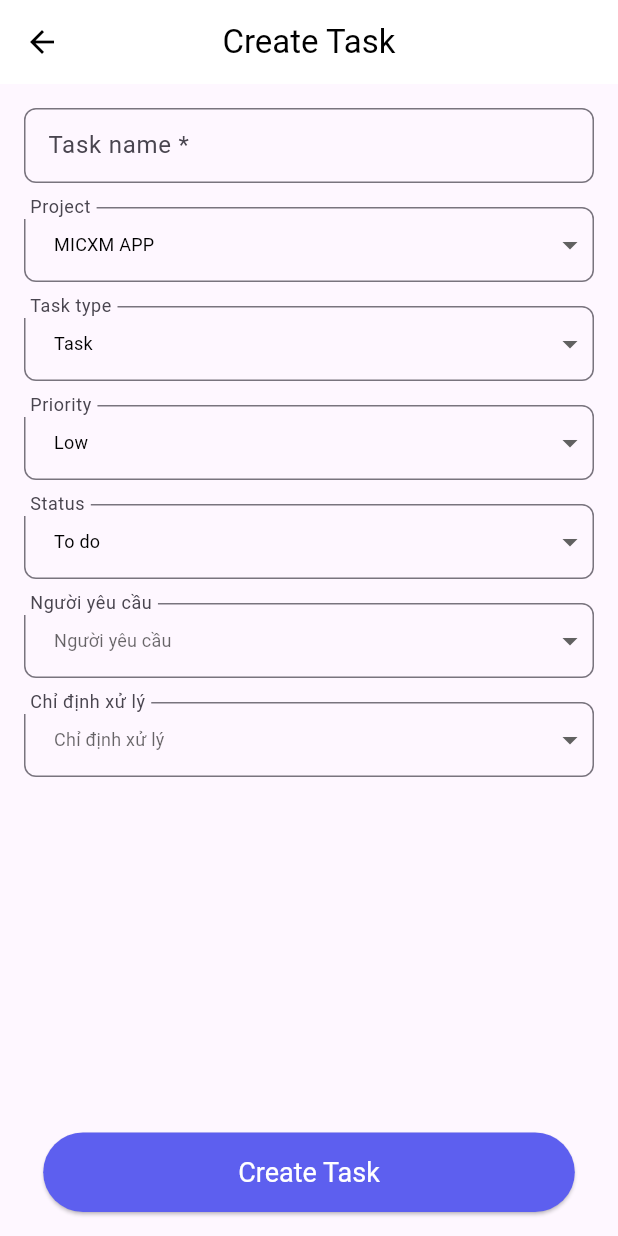
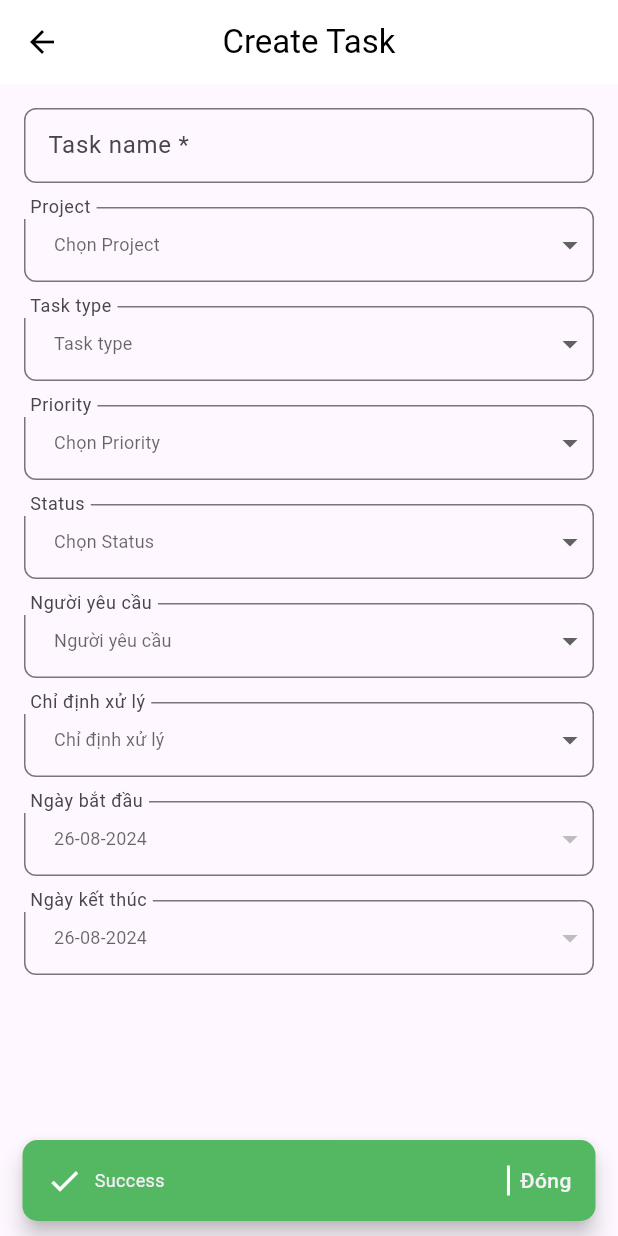
Before and after one commit to QuillVi/workflow_management_application, a Flutter app: the CreateTask screen opened directly, after a tap on "Create Task", on a phone screen of 412 x 824 dp. Run offline on Flutter 3.47's test engine with Material 3 defaults, Android fonts, the phone set to English and light mode, and no system bars; our stand-ins replace dropdown_button2, get, shared_preferences, syncfusion_flutter_datepicker; missing offline and left inert: custom_date_range_picker, dart:ffi; accounts and stored records are empty.

Commit message:
update UI

```diff
--- a/lib/view/screens/create_task/create_task.dart
+++ b/lib/view/screens/create_task/create_task.dart
@@ -1,7 +1,12 @@
+import 'dart:ffi';
+
 import 'package:flutter/material.dart';
+import 'package:syncfusion_flutter_datepicker/datepicker.dart';
 import 'package:work_flow/themes/primarycolor.dart';
 import 'package:work_flow/view/widgets/app_dropdown.dart';
 import 'package:work_flow/view/widgets/custom_snackbar.dart';
+import 'package:intl/intl.dart';
+import 'package:custom_date_range_picker/custom_date_range_picker.dart';
 
 class CreateTask extends StatefulWidget {
   const CreateTask({super.key});
@@ -11,24 +16,25 @@ class CreateTask extends StatefulWidget {
 }
 
 class _CreateTaskState extends State<CreateTask> {
-  String? _selectedProject = 'MICXM APP';
-  String? _selectedTaskType = 'Task';
-  String? _selectedPriority = 'Low';
-  String? _selectedStatus = 'To do';
-  String? _selectedRequester = 'Trần Đông Vi';
-  String? _selectedAssignee = 'Trần Đông Vi';
+  List<String> listProject = ['MICXM APP', 'Project 2', 'Project 3'];
+  List<String> listTaskType = ['Task', 'Bug', 'Feature'];
+  List<String> listPriority = ['Low', 'Medium', 'High'];
+  List<String> listStatus = ['To do', 'In Progress', 'Done'];
+  List<String> listRequester = ['Trần Đông Vi', 'User 2', 'User 3'];
+  List<String> listAssign = ['Van Phu', 'User 2', 'User 3'];
 
-  List<String> listAssign = ['Assignee 1', 'Assignee 2', 'Assignee 3'];
-  List<String> listRequester = ['Requester 1', 'Requester 2', 'Requester 3'];
-  List<String> listPriority = ['Low', 'Medium', 'High'];
-  List<String> listStatus = ['To do', 'In progress', 'Done'];
-  List<String> listTaskType = ['Task', 'Bug'];
-  List<String> listProject = ['MICXM APP', 'MICXM APP 2', 'MICXM APP 3'];
+  String? _selectedProject;
+  String? _selectedTaskType;
+  String? _selectedPriority;
+  String? _selectedStatus;
+  String? _selectedRequester;
+  String? _selectedAssignee;
+
+  DateTime _selectedDateStart = DateTime.now();
+  DateTime _selectedDateEnd = DateTime.now();
 
   @override
   Widget build(BuildContext context) {
-    final screenWidth = MediaQuery.of(context).size.width;
-    final screenHeight = MediaQuery.of(context).size.height;
     return Scaffold(
       resizeToAvoidBottomInset: false,
       appBar: AppBar(
@@ -77,7 +83,6 @@ class _CreateTaskState extends State<CreateTask> {
               hint: "Chọn Project",
               value: _selectedProject,
             ),
-
             const SizedBox(height: 16),
             AppDropdown<String>(
               label: 'Task type',
@@ -94,7 +99,6 @@ class _CreateTaskState extends State<CreateTask> {
               hint: 'Task type',
               value: _selectedTaskType,
             ),
-
             const SizedBox(height: 16),
             AppDropdown<String>(
               label: 'Priority',
@@ -111,7 +115,6 @@ class _CreateTaskState extends State<CreateTask> {
               hint: "Chọn Priority",
               value: _selectedPriority,
             ),
-
             const SizedBox(height: 16),
             AppDropdown<String>(
               label: 'Status',
@@ -128,7 +131,6 @@ class _CreateTaskState extends State<CreateTask> {
               hint: "Chọn Status",
               value: _selectedStatus,
             ),
-
             const SizedBox(height: 16),
             AppDropdown<String>(
               label: 'Người yêu cầu',
@@ -145,7 +147,6 @@ class _CreateTaskState extends State<CreateTask> {
               hint: 'Người yêu cầu',
               value: _selectedRequester,
             ),
-
             const SizedBox(height: 16),
             AppDropdown<String>(
               label: 'Chỉ định xử lý',
@@ -162,17 +163,86 @@ class _CreateTaskState extends State<CreateTask> {
               hint: 'Chỉ định xử lý',
               value: _selectedAssignee,
             ),
-
-            //SizedBox(height: 32),
-            Spacer(),
-            ElevatedButton(
-              onPressed: () {},
-              child: Text('Create Task',
-                  style: TextStyle(fontSize: 18, color: Colors.white)),
-              style: ElevatedButton.styleFrom(
-                  padding: EdgeInsets.symmetric(vertical: 16, horizontal: 130),
-                  textStyle: TextStyle(fontSize: 18),
-                  backgroundColor: AppColor.primaryColor),
+            const SizedBox(height: 16),
+            InkWell(
+              onTap: () {
+                showDatePicker(
+                  context: context,
+                  initialDate: _selectedDateStart,
+                  firstDate: DateTime(2020),
+                  lastDate: DateTime(2030),
+                ).then((picked) {
+                  if (picked != null) {
+                    setState(() {
+                      _selectedDateStart = picked;
+                    });
+                  }
+                });
+              },
+              child: AppDropdown<String>(
+                label: 'Ngày bắt đầu',
+                dropdownMenuItemList: [],
+                onChanged: (newValue) {},
+                hint: _selectedDateStart == null
+                    ? ''
+                    : DateFormat('dd-MM-yyyy').format(_selectedDateStart),
+                value: _selectedDateStart == null
+                    ? ''
+                    : DateFormat('dd-MM-yyyy').format(_selectedDateStart),
+              ),
+            ),
+            const SizedBox(height: 16),
+            InkWell(
+              onTap: () {
+                showDatePicker(
+                  context: context,
+                  initialDate: _selectedDateEnd,
+                  firstDate: DateTime(2020),
+                  lastDate: DateTime(2030),
+                ).then((picked) {
+                  if (picked != null) {
+                    setState(() {
+                      _selectedDateEnd = picked;
+                    });
+                  }
+                });
+              },
+              child: AppDropdown<String>(
+                label: 'Ngày kết thúc',
+                dropdownMenuItemList: [],
+                onChanged: (newValue) {},
+                hint: _selectedDateEnd == null
+                    ? ''
+                    : DateFormat('dd-MM-yyyy').format(_selectedDateEnd),
+                value: _selectedDateEnd == null
+                    ? ''
+                    : DateFormat('dd-MM-yyyy').format(_selectedDateEnd),
+              ),
+            ),
+            const SizedBox(height: 16),
+            const Spacer(),
+            InkWell(
+              onTap: () {
+                ShowSnackBarCustom.showSnackBar(
+                    this.context,
+                    'Success',
+                    AppColor.greenColor,
+                    const Icon(
+                      Icons.check,
+                      color: Colors.white,
+                    ));
+              },
+              child: Container(
+                padding: const EdgeInsets.symmetric(vertical: 10),
+                width: double.infinity,
+                decoration: BoxDecoration(
+                    color: AppColor.primaryColor,
+                    borderRadius: BorderRadius.circular(16)),
+                child: const Center(
+                  child: Text('Create Task',
+                      style: TextStyle(fontSize: 16, color: Colors.white)),
+                ),
+              ),
             ),
           ],
         ),
--- a/lib/view/screens/create_task/my_task_dash_board.dart
+++ b/lib/view/screens/create_task/my_task_dash_board.dart
@@ -27,14 +27,7 @@ class _MyTaskDashBoardState extends State<MyTaskDashBoard>
         backgroundColor: Colors.white,
         leading: IconButton(
           icon: const Icon(Icons.arrow_back, color: Colors.black),
-          onPressed: () {
-            // if (Navigator.canPop(context)) {
-            //   Navigator.pop(context);
-            // } else {
-            //   // Handle the case where the previous screen does not exist
-            //   print('No previous screen to pop to');
-            // }
-          },
+          onPressed: () {},
         ),
         title: const Text(
           'Task',
--- a/lib/view/widgets/app_dropdown.dart
+++ b/lib/view/widgets/app_dropdown.dart
@@ -12,9 +12,10 @@ class AppDropdown<T> extends StatefulWidget {
   final bool isEnabled;
 //  final Widget? clearWidget;
   final double? hightDropdown;
+  final VoidCallback? onTap;
 
   AppDropdown({
-    super.key,
+    Key? key,
     required this.dropdownMenuItemList,
     required this.onChanged,
     required this.label,
@@ -24,8 +25,9 @@ class AppDropdown<T> extends StatefulWidget {
     required this.value,
     this.hightDropdown,
     this.isEnabled = true,
+    this.onTap,
     // required this.clearWidget,
-  });
+  }) : super(key: key);
 
   @override
   State<AppDropdown> createState() => _AppDropdownState<T>();
--- a/pubspec.yaml
+++ b/pubspec.yaml
@@ -39,6 +39,9 @@ dependencies:
   shared_preferences: ^2.0.18
   dropdown_button2: ^2.0.0
   simple_ripple_animation: ^0.0.9
+  intl: ^0.19.0
+  syncfusion_flutter_datepicker: ^26.2.10
+  custom_date_range_picker: ^1.1.0
 
 dev_dependencies:
   flutter_test:
```
Also changed, not shown: lib/view/screens/dash_board/dash_board.dart (+0 -34 lines), pubspec.lock.
